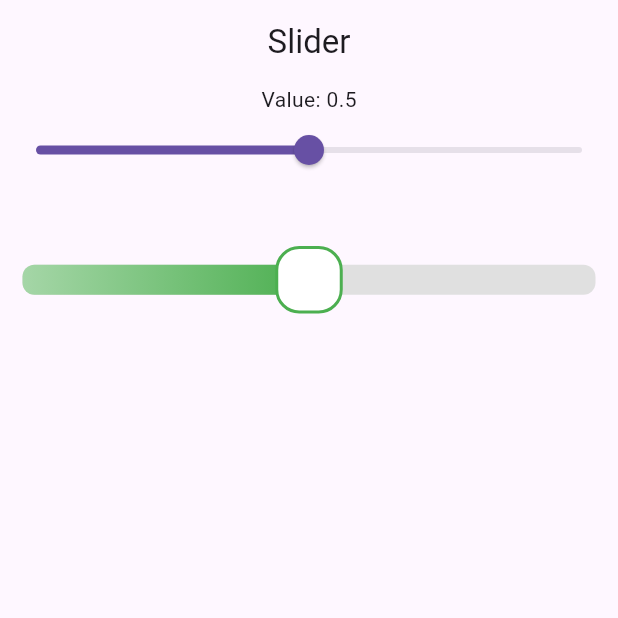
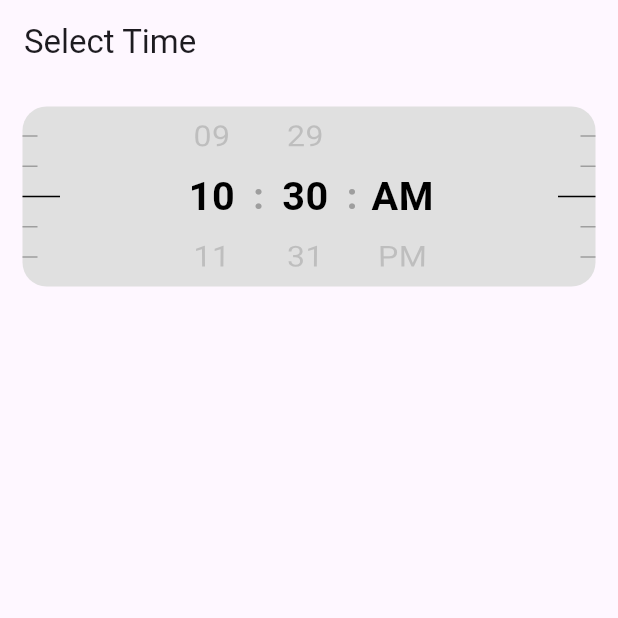
Before and after one commit to ankitpsamrat/Flutter-code-test, a Flutter app: the screen it shows after launch, on a phone screen of 412 x 824 dp, the top half of it. Run offline on Flutter 3.47's test engine with Material 3 defaults, Android fonts, the phone set to English and light mode, and no system bars.

Commit message:
wheel time picker

```diff
--- a/lib/main.dart
+++ b/lib/main.dart
@@ -1,4 +1,4 @@
-import 'package:code_test/screens/slider_explore.dart';
+import 'package:code_test/screens/wheel_time_use.dart';
 import 'package:flutter/material.dart';
 
 void main() {
@@ -24,7 +24,8 @@ class MyApp extends StatelessWidget {
       // home: DottedLineScreen(),
       // home: AnimatedSearchBar(),
       // home: AnimatedFloatingButton(),
-      home: SliderExplore(),
+      // home: SliderExplore(),
+      home: WheelTimeUse(),
     );
   }
 }
--- /dev/null
+++ b/lib/screens/wheel_time_picker.dart
@@ -0,0 +1,238 @@
+import 'package:flutter/material.dart';
+
+class WheelTimePicker extends StatefulWidget {
+  final TimeOfDay initialTime;
+  final ValueChanged<TimeOfDay> onTimeChanged;
+
+  const WheelTimePicker({
+    super.key,
+    required this.initialTime,
+    required this.onTimeChanged,
+  });
+
+  @override
+  State<WheelTimePicker> createState() => _WheelTimePickerState();
+}
+
+class _WheelTimePickerState extends State<WheelTimePicker> {
+  late FixedExtentScrollController _hourController;
+  late FixedExtentScrollController _minuteController;
+  late FixedExtentScrollController _amPmController;
+
+  late int _selectedHour; // 1-12
+  late int _selectedMinute; // 0-59
+  late int _selectedAmPm; // 0 for AM, 1 for PM
+
+  final List<String> _hours = List.generate(
+    12,
+    (index) => (index + 1).toString().padLeft(2, '0'),
+  ); // 01 to 12
+  final List<String> _minutes = List.generate(
+    60,
+    (index) => index.toString().padLeft(2, '0'),
+  ); // 00 to 59
+  final List<String> _amPm = ['AM', 'PM'];
+
+  // Keep track of the currently centered index for each wheel to apply bold style
+  int _currentHourIndex = 0;
+  int _currentMinuteIndex = 0;
+  int _currentAmPmIndex = 0;
+
+  void _onTimeChanged() {
+    final int hour24 = _selectedAmPm == 0
+        ? (_selectedHour == 12
+            ? 0
+            : _selectedHour) // Convert 12 AM to 0, others stay
+        : (_selectedHour == 12
+            ? 12
+            : _selectedHour + 12); // Convert 12 PM to 12, others add 12
+
+    final newTime = TimeOfDay(hour: hour24, minute: _selectedMinute);
+    widget.onTimeChanged(newTime);
+  }
+
+  Widget _buildTimeWheel({
+    required FixedExtentScrollController controller,
+    required List<String> items,
+    required ValueChanged<int> onSelectedItemChanged,
+    required int
+        currentIndex, // The index of the currently centered item for styling
+  }) {
+    const double itemHeight = 40.0; // Height of each item in the wheel
+
+    return SizedBox(
+      width: items.length > 2
+          ? 55
+          : 60, // Wider for hours/minutes, narrower for AM/PM
+      child: ListWheelScrollView.useDelegate(
+        controller: controller,
+        itemExtent: itemHeight,
+        magnification: 1.2, // Make selected item slightly larger
+        useMagnifier: true,
+        overAndUnderCenterOpacity: 0.5, // Fading effect for non-selected items
+        physics: const FixedExtentScrollPhysics(), // Snaps to items
+        perspective: 0.003, // Slight 3D perspective
+        onSelectedItemChanged: (index) {
+          setState(() {
+            onSelectedItemChanged(index);
+          });
+        },
+        childDelegate: ListWheelChildBuilderDelegate(
+          builder: (context, index) {
+            final isSelected = index == currentIndex;
+            return Center(
+              child: Text(
+                items[index %
+                    items
+                        .length], // Use modulo for infinite scrolling if needed, though not strictly required for fixed lists
+                style: TextStyle(
+                  fontSize: isSelected
+                      ? 22
+                      : 22, // Larger for selected, smaller for others
+                  fontWeight: isSelected ? FontWeight.bold : FontWeight.normal,
+                  color: isSelected
+                      ? Colors.black
+                      : Colors.grey, // Darker for selected
+                ),
+              ),
+            );
+          },
+          childCount: items.length,
+        ),
+      ),
+    );
+  }
+
+  @override
+  void initState() {
+    super.initState();
+
+    _selectedHour = widget.initialTime.hourOfPeriod == 0
+        ? 12
+        : widget.initialTime.hourOfPeriod; // Handle 0 (midnight) as 12 AM/PM
+    _selectedMinute = widget.initialTime.minute;
+    _selectedAmPm = widget.initialTime.period == DayPeriod.am ? 0 : 1;
+
+    _hourController = FixedExtentScrollController(
+      initialItem: _selectedHour - 1,
+    );
+    _minuteController = FixedExtentScrollController(
+      initialItem: _selectedMinute,
+    );
+    _amPmController = FixedExtentScrollController(initialItem: _selectedAmPm);
+
+    // Initialize current indices for styling
+    _currentHourIndex = _selectedHour - 1;
+    _currentMinuteIndex = _selectedMinute;
+    _currentAmPmIndex = _selectedAmPm;
+  }
+
+  @override
+  void dispose() {
+    _hourController.dispose();
+    _minuteController.dispose();
+    _amPmController.dispose();
+    super.dispose();
+  }
+
+  @override
+  Widget build(BuildContext context) {
+    return SizedBox(
+      // width: 400, // Overall width of the picker
+      height: 120, // Overall height of the picker
+      child: Stack(
+        alignment: Alignment.center,
+        children: [
+          // Vertical Tick Marks Left
+          Positioned(
+            left: 0,
+            top: 0,
+            bottom: 0,
+            child: Column(
+              crossAxisAlignment: CrossAxisAlignment.start,
+              mainAxisAlignment: MainAxisAlignment.spaceEvenly,
+              children: List.generate(
+                5,
+                (index) => Container(
+                  width: (index == 2) ? 25 : 10,
+                  height: 1,
+                  color: (index == 2) ? Colors.black : Colors.grey,
+                ),
+              ),
+            ),
+          ),
+          // Vertical Tick Marks Right
+          Positioned(
+            right: 0,
+            top: 0,
+            bottom: 0,
+            child: Column(
+              crossAxisAlignment: CrossAxisAlignment.end,
+              mainAxisAlignment: MainAxisAlignment.spaceEvenly,
+              children: List.generate(
+                5,
+                (index) => Container(
+                  width: (index == 2) ? 25 : 10,
+                  height: 1,
+                  color: (index == 2) ? Colors.black : Colors.grey,
+                ),
+              ),
+            ),
+          ),
+          // Time Pickers Row
+          Row(
+            mainAxisAlignment: MainAxisAlignment.center,
+            children: [
+              _buildTimeWheel(
+                controller: _hourController,
+                items: _hours,
+                onSelectedItemChanged: (index) {
+                  _selectedHour = int.parse(_hours[index]);
+                  _currentHourIndex = index;
+                  _onTimeChanged();
+                },
+                currentIndex: _currentHourIndex,
+              ),
+              const Text(
+                ':',
+                style: TextStyle(
+                  fontSize: 25,
+                  fontWeight: FontWeight.bold,
+                  color: Colors.grey,
+                ),
+              ),
+              _buildTimeWheel(
+                controller: _minuteController,
+                items: _minutes,
+                onSelectedItemChanged: (index) {
+                  _selectedMinute = int.parse(_minutes[index]);
+                  _currentMinuteIndex = index;
+                  _onTimeChanged();
+                },
+                currentIndex: _currentMinuteIndex,
+              ),
+              const Text(
+                ':',
+                style: TextStyle(
+                  fontSize: 25,
+                  fontWeight: FontWeight.bold,
+                  color: Colors.grey,
+                ),
+              ),
+              _buildTimeWheel(
+                controller: _amPmController,
+                items: _amPm,
+                onSelectedItemChanged: (index) {
+                  _selectedAmPm = index;
+                  _currentAmPmIndex = index;
+                  _onTimeChanged();
+                },
+                currentIndex: _currentAmPmIndex,
+              ),
+            ],
+          ),
+        ],
+      ),
+    );
+  }
+}
--- /dev/null
+++ b/lib/screens/wheel_time_use.dart
@@ -0,0 +1,29 @@
+import 'package:code_test/screens/wheel_time_picker.dart';
+import 'package:flutter/material.dart';
+
+class WheelTimeUse extends StatelessWidget {
+  const WheelTimeUse({Key? key}) : super(key: key);
+
+  @override
+  Widget build(BuildContext context) {
+    return Scaffold(
+      appBar: AppBar(
+        title: const Text('Select Time'),
+      ),
+      body: Container(
+        margin: const EdgeInsets.all(15),
+        decoration: BoxDecoration(
+          color: Colors.grey.shade300,
+          borderRadius: BorderRadius.circular(16),
+        ),
+        child: WheelTimePicker(
+          initialTime: TimeOfDay.now(),
+          onTimeChanged: (newTime) {
+            debugPrint(
+                'Selected time: ${newTime.hour}:${newTime.minute}:${newTime.period.name}');
+          },
+        ),
+      ),
+    );
+  }
+}
```
